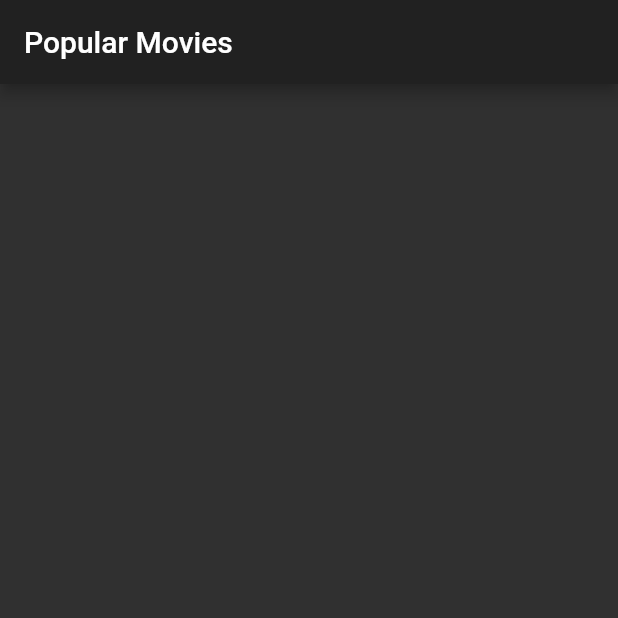
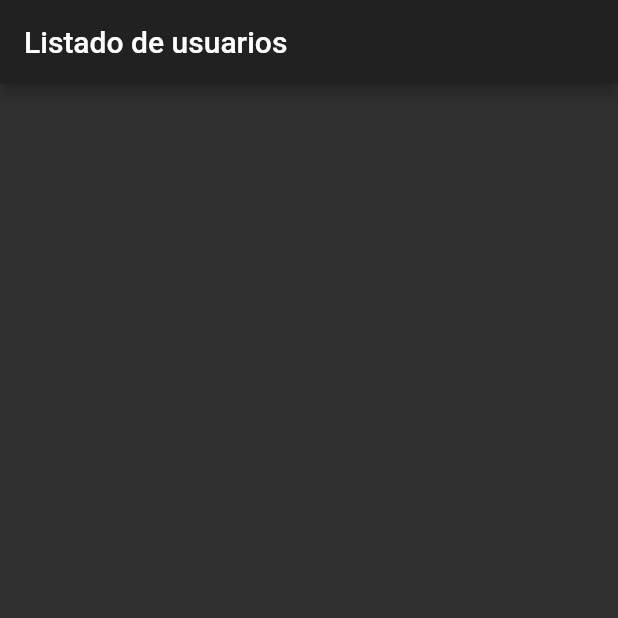
Before and after one commit to larismendi-tera/flutter, a Flutter app: the screen it shows after launch, on a phone screen of 412 x 824 dp, the top half of it. Run offline on Flutter 3.47's test engine with Material 2 defaults, Android fonts, the phone set to English and light mode, and no system bars; our stand-ins replace rxdart.

Commit message:
fix scaffold

```diff
--- a/lib/src/app.dart
+++ b/lib/src/app.dart
@@ -6,10 +6,10 @@ class App extends StatelessWidget {
   Widget build(BuildContext context) {
     // TODO: implement build
     return MaterialApp(
+      debugShowCheckedModeBanner: false,
+      debugShowMaterialGrid: false,
       theme: ThemeData.dark(),
-      home: Scaffold(
-        body: UserList(),
-      ),
+      home: UserList(),
     );
   }
 }
--- a/lib/src/ui/user_list.dart
+++ b/lib/src/ui/user_list.dart
@@ -8,7 +8,7 @@ class UserList extends StatelessWidget {
     // bloc.fetchAllMovies();
     return Scaffold(
       appBar: AppBar(
-        title: Text('Popular Movies'),
+        title: Text('Listado de usuarios'),
       ),
       // body: StreamBuilder(
       //   stream: bloc.allMovies,
```
